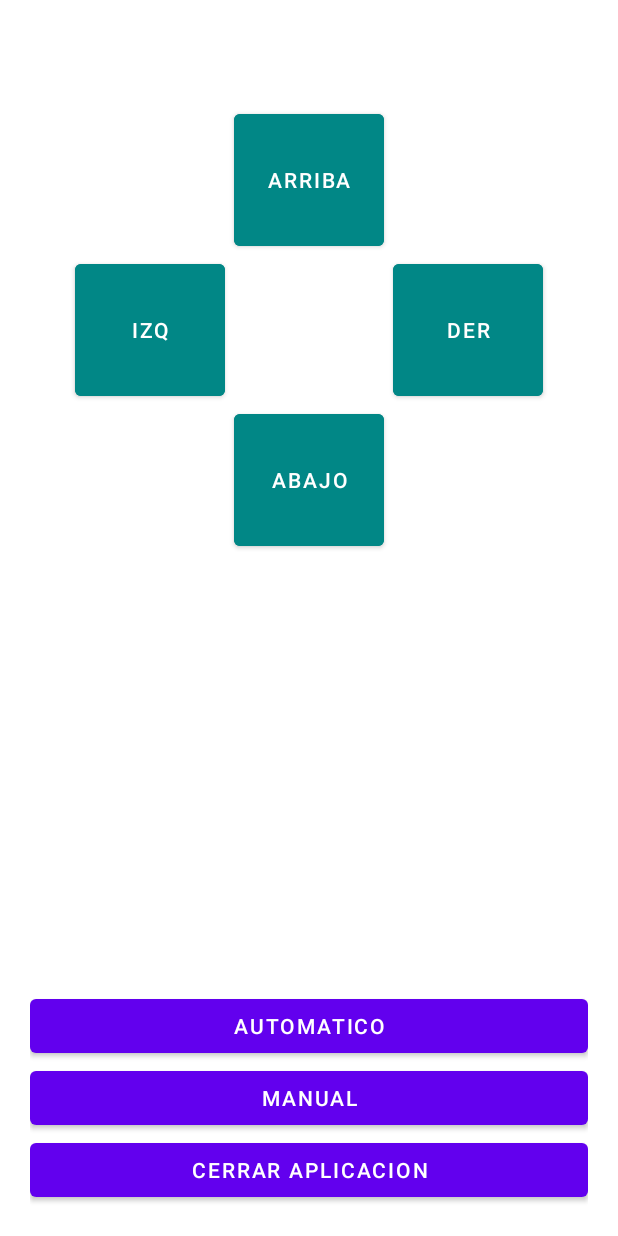
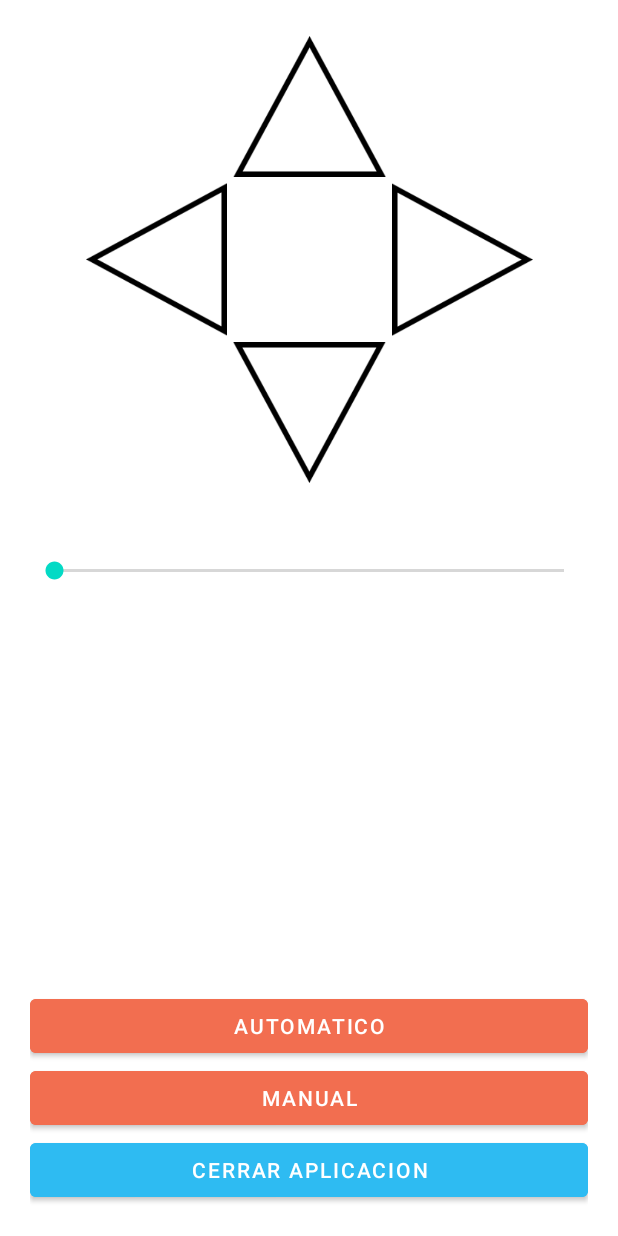
Before and after one commit to caloloc2/ControlRobot, an Android app: the layout activity_main.xml on its own in the app's theme, with its tools: preview values and no code run, on a phone screen of 412 x 824 dp. Run offline under Robolectric (Android 15) with nearby library versions, the phone set to English and light mode, and no system bars.

Commit message:
Finalizacion de Proyecto

```diff
--- a/app/src/main/res/layout/activity_main.xml
+++ b/app/src/main/res/layout/activity_main.xml
@@ -11,6 +11,7 @@
         android:id="@+id/btn_automatico"
         android:layout_width="0dp"
         android:layout_height="48dp"
+        android:backgroundTint="#F26E50"
         android:text="AUTOMATICO"
         app:layout_constraintBottom_toTopOf="@+id/btn_manual"
         app:layout_constraintEnd_toEndOf="parent"
@@ -20,61 +21,63 @@
         android:id="@+id/btn_manual"
         android:layout_width="0dp"
         android:layout_height="wrap_content"
+        android:backgroundTint="#F26E50"
         android:text="MANUAL"
         app:layout_constraintBottom_toTopOf="@+id/btn_salir"
         app:layout_constraintEnd_toEndOf="parent"
         app:layout_constraintStart_toStartOf="parent" />
 
     <Button
-        android:id="@+id/btn_arriba"
-        android:layout_width="100dp"
-        android:layout_height="100dp"
-        android:layout_marginTop="50dp"
-        android:backgroundTint="@color/teal_700"
-        android:text="ARRIBA"
-        app:layout_constraintEnd_toEndOf="parent"
-        app:layout_constraintHorizontal_bias="0.501"
-        app:layout_constraintStart_toStartOf="parent"
-        app:layout_constraintTop_toTopOf="parent" />
-
-    <Button
-        android:id="@+id/btn_abajo"
-        android:layout_width="100dp"
-        android:layout_height="100dp"
-        android:backgroundTint="@color/teal_700"
-        android:text="ABAJO"
-        app:layout_constraintEnd_toEndOf="parent"
-        app:layout_constraintHorizontal_bias="0.501"
-        app:layout_constraintStart_toStartOf="parent"
-        app:layout_constraintTop_toBottomOf="@+id/btn_derecha" />
-
-    <Button
-        android:id="@+id/btn_izquierda"
-        android:layout_width="100dp"
-        android:layout_height="100dp"
-        android:layout_marginStart="30dp"
-        android:backgroundTint="@color/teal_700"
-        android:text="IZQ"
-        app:layout_constraintStart_toStartOf="parent"
-        app:layout_constraintTop_toBottomOf="@+id/btn_arriba" />
-
-    <Button
-        android:id="@+id/btn_derecha"
-        android:layout_width="100dp"
-        android:layout_height="100dp"
-        android:layout_marginEnd="30dp"
-        android:backgroundTint="@color/teal_700"
-        android:text="DER"
-        app:layout_constraintEnd_toEndOf="parent"
-        app:layout_constraintTop_toBottomOf="@+id/btn_arriba" />
-
-    <Button
         android:id="@+id/btn_salir"
         android:layout_width="0dp"
         android:layout_height="wrap_content"
+        android:backgroundTint="#2EBBF2"
         android:text="cerrar aplicacion"
         app:layout_constraintBottom_toBottomOf="parent"
         app:layout_constraintEnd_toEndOf="parent"
         app:layout_constraintStart_toStartOf="parent" />
 
+    <ImageView
+        android:id="@+id/btn_arriba"
+        android:layout_width="102dp"
+        android:layout_height="102dp"
+        app:layout_constraintEnd_toEndOf="parent"
+        app:layout_constraintStart_toStartOf="parent"
+        app:layout_constraintTop_toTopOf="parent"
+        app:srcCompat="@drawable/triangulo_up" />
+
+    <ImageView
+        android:id="@+id/btn_izquierda"
+        android:layout_width="102dp"
+        android:layout_height="102dp"
+        app:layout_constraintEnd_toStartOf="@+id/btn_arriba"
+        app:layout_constraintTop_toBottomOf="@+id/btn_arriba"
+        app:srcCompat="@drawable/triangulo_left" />
+
+    <ImageView
+        android:id="@+id/btn_derecha"
+        android:layout_width="102dp"
+        android:layout_height="102dp"
+        app:layout_constraintStart_toEndOf="@+id/btn_arriba"
+        app:layout_constraintTop_toBottomOf="@+id/btn_arriba"
+        app:srcCompat="@drawable/triangulo_right" />
+
+    <ImageView
+        android:id="@+id/btn_abajo"
+        android:layout_width="102dp"
+        android:layout_height="102dp"
+        app:layout_constraintEnd_toEndOf="parent"
+        app:layout_constraintStart_toStartOf="parent"
+        app:layout_constraintTop_toBottomOf="@+id/btn_derecha"
+        app:srcCompat="@drawable/triangulo_down" />
+
+    <SeekBar
+        android:id="@+id/progreso"
+        android:layout_width="0dp"
+        android:layout_height="wrap_content"
+        android:layout_marginTop="45dp"
+        app:layout_constraintEnd_toEndOf="parent"
+        app:layout_constraintStart_toStartOf="parent"
+        app:layout_constraintTop_toBottomOf="@+id/btn_abajo" />
+
 </androidx.constraintlayout.widget.ConstraintLayout>
--- a/app/src/main/res/values/colors.xml
+++ b/app/src/main/res/values/colors.xml
@@ -1,8 +1,8 @@
 <?xml version="1.0" encoding="utf-8"?>
 <resources>
-    <color name="purple_200">#FFBB86FC</color>
-    <color name="purple_500">#FF6200EE</color>
-    <color name="purple_700">#FF3700B3</color>
+    <color name="purple_200">#26BF5C</color>
+    <color name="purple_500">#26BF5C</color>
+    <color name="purple_700">#26BF5C</color>
     <color name="teal_200">#FF03DAC5</color>
     <color name="teal_700">#FF018786</color>
     <color name="black">#FF000000</color>
```
Also changed, not shown: app/src/main/java/com/nibemi/controlrobot/ConexionActivity.java (+49 -46 lines), app/src/main/java/com/nibemi/controlrobot/MainActivity.java (+76 -17 lines), app/src/main/res/drawable/triangulo_down.png (added), app/src/main/res/drawable/triangulo_left.png (added), app/src/main/res/drawable/triangulo_right.png (added), app/src/main/res/drawable/triangulo_up.png (added).
